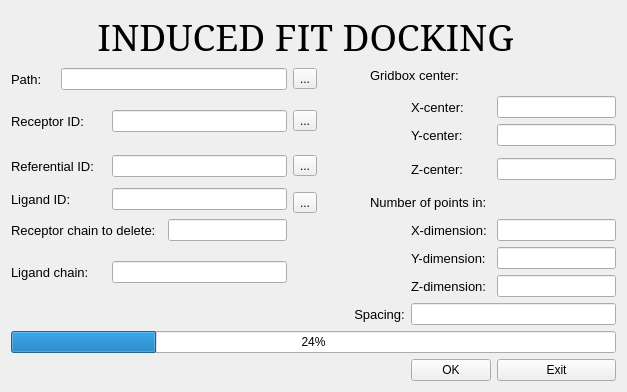
First picture: the form in GUI/back.ui, repository Margarett97/Induced-Fit-Docking, before the edit.
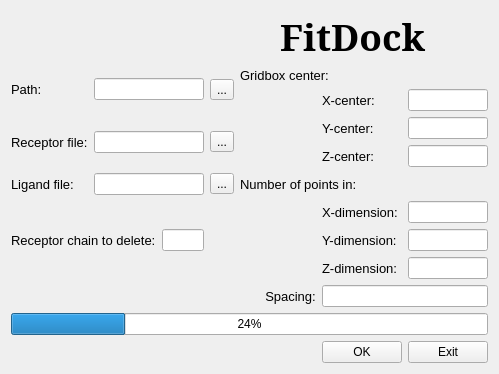
Second picture: the form after the edit.

Diff of the .ui file:
```diff
--- a/GUI/back.ui
+++ b/GUI/back.ui
@@ -6,148 +6,15 @@
    <rect>
     <x>0</x>
     <y>0</y>
-    <width>478</width>
-    <height>269</height>
+    <width>476</width>
+    <height>257</height>
    </rect>
   </property>
   <property name="windowTitle">
    <string>Form</string>
   </property>
   <layout class="QGridLayout" name="gridLayout">
-   <item row="14" column="9" colspan="2">
-    <widget class="QLineEdit" name="spacing_value"/>
-   </item>
-   <item row="6" column="5" rowspan="2">
-    <widget class="QToolButton" name="ReferenceButton">
-     <property name="text">
-      <string>...</string>
-     </property>
-    </widget>
-   </item>
-   <item row="7" column="10">
-    <widget class="QLineEdit" name="z_value"/>
-   </item>
-   <item row="4" column="10">
-    <widget class="QLineEdit" name="x_value"/>
-   </item>
-   <item row="5" column="9">
-    <widget class="QLabel" name="y_center_name">
-     <property name="font">
-      <font>
-       <pointsize>10</pointsize>
-      </font>
-     </property>
-     <property name="text">
-      <string>Y-center:</string>
-     </property>
-    </widget>
-   </item>
-   <item row="9" column="2" rowspan="2" colspan="3">
-    <widget class="QLineEdit" name="ligand_value"/>
-   </item>
-   <item row="7" column="9">
-    <widget class="QLabel" name="z_center_name">
-     <property name="font">
-      <font>
-       <pointsize>10</pointsize>
-      </font>
-     </property>
-     <property name="text">
-      <string>Z-center:</string>
-     </property>
-    </widget>
-   </item>
-   <item row="5" column="10">
-    <widget class="QLineEdit" name="y_value"/>
-   </item>
-   <item row="13" column="9">
-    <widget class="QLabel" name="z_dim_name">
-     <property name="font">
-      <font>
-       <pointsize>10</pointsize>
-      </font>
-     </property>
-     <property name="text">
-      <string>Z-dimension:</string>
-     </property>
-    </widget>
-   </item>
-   <item row="2" column="5" rowspan="2">
-    <widget class="QToolButton" name="PathButton">
-     <property name="text">
-      <string>...</string>
-     </property>
-    </widget>
-   </item>
-   <item row="4" column="5" rowspan="2">
-    <widget class="QToolButton" name="ReceptorButton">
-     <property name="text">
-      <string>...</string>
-     </property>
-    </widget>
-   </item>
-   <item row="14" column="7" colspan="2">
-    <widget class="QLabel" name="spacing_label">
-     <property name="font">
-      <font>
-       <pointsize>10</pointsize>
-      </font>
-     </property>
-     <property name="text">
-      <string>       Spacing:</string>
-     </property>
-    </widget>
-   </item>
-   <item row="2" column="0" rowspan="2">
-    <widget class="QLabel" name="path_name">
-     <property name="font">
-      <font>
-       <pointsize>10</pointsize>
-      </font>
-     </property>
-     <property name="text">
-      <string>Path:</string>
-     </property>
-    </widget>
-   </item>
-   <item row="11" column="4">
-    <widget class="QLineEdit" name="rec_chain_value"/>
-   </item>
-   <item row="16" column="10">
-    <widget class="QPushButton" name="exit2_button">
-     <property name="text">
-      <string>Exit</string>
-     </property>
-    </widget>
-   </item>
-   <item row="11" column="10">
-    <widget class="QLineEdit" name="x_dim_value"/>
-   </item>
-   <item row="12" column="9">
-    <widget class="QLabel" name="y_dim_name">
-     <property name="font">
-      <font>
-       <pointsize>10</pointsize>
-      </font>
-     </property>
-     <property name="text">
-      <string>Y-dimension:</string>
-     </property>
-    </widget>
-   </item>
-   <item row="4" column="9">
-    <widget class="QLabel" name="x_center_name">
-     <property name="font">
-      <font>
-       <pointsize>10</pointsize>
-      </font>
-     </property>
-     <property name="text">
-      <string>X-center:</string>
-     </property>
-    </widget>
-   </item>
-   <item row="0" column="0" rowspan="2" colspan="11">
+   <item row="0" column="0" colspan="7">
     <widget class="QLabel" name="api_name">
      <property name="palette">
       <palette>
@@ -595,54 +462,154 @@
       <font>
        <family>Garamond</family>
        <pointsize>28</pointsize>
-       <weight>50</weight>
-       <bold>false</bold>
+       <weight>75</weight>
+       <bold>true</bold>
       </font>
      </property>
      <property name="frameShape">
       <enum>QFrame::NoFrame</enum>
      </property>
      <property name="text">
-      <string>         INDUCED FIT DOCKING</string>
+      <string>                            FitDock</string>
      </property>
     </widget>
    </item>
-   <item row="12" column="10">
-    <widget class="QLineEdit" name="y_dim_value"/>
-   </item>
-   <item row="16" column="9">
-    <widget class="QPushButton" name="OK_button">
-     <property name="text">
-      <string>OK</string>
-     </property>
-    </widget>
-   </item>
-   <item row="10" column="5">
-    <widget class="QToolButton" name="LigandButton">
-     <property name="text">
-      <string>...</string>
-     </property>
-    </widget>
-   </item>
-   <item row="13" column="10">
-    <widget class="QLineEdit" name="z_dim_value"/>
-   </item>
-   <item row="9" column="0" rowspan="2" colspan="2">
-    <widget class="QLabel" name="ligand_name">
+   <item row="1" column="0" rowspan="2">
+    <widget class="QLabel" name="path_name">
      <property name="font">
       <font>
        <pointsize>10</pointsize>
       </font>
      </property>
      <property name="text">
-      <string>Ligand ID:</string>
+      <string>Path:</string>
      </property>
     </widget>
    </item>
-   <item row="2" column="1" rowspan="2" colspan="4">
+   <item row="1" column="1" rowspan="2" colspan="2">
     <widget class="QLineEdit" name="path_value"/>
    </item>
-   <item row="11" column="9">
+   <item row="1" column="3" rowspan="2">
+    <widget class="QToolButton" name="PathButton">
+     <property name="text">
+      <string>...</string>
+     </property>
+    </widget>
+   </item>
+   <item row="1" column="4" colspan="2">
+    <widget class="QLabel" name="grid_label">
+     <property name="font">
+      <font>
+       <pointsize>10</pointsize>
+      </font>
+     </property>
+     <property name="text">
+      <string>Gridbox center:</string>
+     </property>
+    </widget>
+   </item>
+   <item row="2" column="5">
+    <widget class="QLabel" name="x_center_name">
+     <property name="font">
+      <font>
+       <pointsize>10</pointsize>
+      </font>
+     </property>
+     <property name="text">
+      <string>X-center:</string>
+     </property>
+    </widget>
+   </item>
+   <item row="2" column="6">
+    <widget class="QLineEdit" name="x_value"/>
+   </item>
+   <item row="3" column="0" rowspan="2">
+    <widget class="QLabel" name="receptor_name">
+     <property name="font">
+      <font>
+       <pointsize>10</pointsize>
+      </font>
+     </property>
+     <property name="text">
+      <string>Receptor file:</string>
+     </property>
+    </widget>
+   </item>
+   <item row="3" column="1" rowspan="2" colspan="2">
+    <widget class="QLineEdit" name="receptor_value"/>
+   </item>
+   <item row="3" column="3" rowspan="2">
+    <widget class="QToolButton" name="ReceptorButton">
+     <property name="text">
+      <string>...</string>
+     </property>
+    </widget>
+   </item>
+   <item row="3" column="5">
+    <widget class="QLabel" name="y_center_name">
+     <property name="font">
+      <font>
+       <pointsize>10</pointsize>
+      </font>
+     </property>
+     <property name="text">
+      <string>Y-center:</string>
+     </property>
+    </widget>
+   </item>
+   <item row="3" column="6">
+    <widget class="QLineEdit" name="y_value"/>
+   </item>
+   <item row="4" column="5">
+    <widget class="QLabel" name="z_center_name">
+     <property name="font">
+      <font>
+       <pointsize>10</pointsize>
+      </font>
+     </property>
+     <property name="text">
+      <string>Z-center:</string>
+     </property>
+    </widget>
+   </item>
+   <item row="4" column="6">
+    <widget class="QLineEdit" name="z_value"/>
+   </item>
+   <item row="5" column="0">
+    <widget class="QLabel" name="ligand_name">
+     <property name="font">
+      <font>
+       <pointsize>10</pointsize>
+      </font>
+     </property>
+     <property name="text">
+      <string>Ligand file:</string>
+     </property>
+    </widget>
+   </item>
+   <item row="5" column="1" colspan="2">
+    <widget class="QLineEdit" name="ligand_value"/>
+   </item>
+   <item row="5" column="3">
+    <widget class="QToolButton" name="LigandButton">
+     <property name="text">
+      <string>...</string>
+     </property>
+    </widget>
+   </item>
+   <item row="5" column="4" colspan="2">
+    <widget class="QLabel" name="dim_label">
+     <property name="font">
+      <font>
+       <pointsize>10</pointsize>
+      </font>
+     </property>
+     <property name="text">
+      <string>Number of points in:</string>
+     </property>
+    </widget>
+   </item>
+   <item row="6" column="5">
     <widget class="QLabel" name="x_dim_name">
      <property name="font">
       <font>
@@ -654,91 +621,87 @@
      </property>
     </widget>
    </item>
-   <item row="15" column="0" colspan="11">
+   <item row="6" column="6">
+    <widget class="QLineEdit" name="x_dim_value"/>
+   </item>
+   <item row="7" column="0" colspan="2">
+    <widget class="QLabel" name="rec_chain_name">
+     <property name="font">
+      <font>
+       <pointsize>10</pointsize>
+      </font>
+     </property>
+     <property name="text">
+      <string>Receptor chain to delete:</string>
+     </property>
+    </widget>
+   </item>
+   <item row="7" column="2">
+    <widget class="QLineEdit" name="rec_chain_value"/>
+   </item>
+   <item row="7" column="5">
+    <widget class="QLabel" name="y_dim_name">
+     <property name="font">
+      <font>
+       <pointsize>10</pointsize>
+      </font>
+     </property>
+     <property name="text">
+      <string>Y-dimension:</string>
+     </property>
+    </widget>
+   </item>
+   <item row="7" column="6">
+    <widget class="QLineEdit" name="y_dim_value"/>
+   </item>
+   <item row="8" column="5">
+    <widget class="QLabel" name="z_dim_name">
+     <property name="font">
+      <font>
+       <pointsize>10</pointsize>
+      </font>
+     </property>
+     <property name="text">
+      <string>Z-dimension:</string>
+     </property>
+    </widget>
+   </item>
+   <item row="8" column="6">
+    <widget class="QLineEdit" name="z_dim_value"/>
+   </item>
+   <item row="9" column="4">
+    <widget class="QLabel" name="spacing_label">
+     <property name="font">
+      <font>
+       <pointsize>10</pointsize>
+      </font>
+     </property>
+     <property name="text">
+      <string>       Spacing:</string>
+     </property>
+    </widget>
+   </item>
+   <item row="9" column="5" colspan="2">
+    <widget class="QLineEdit" name="spacing_value"/>
+   </item>
+   <item row="10" column="0" colspan="7">
     <widget class="QProgressBar" name="progressBar">
      <property name="value">
       <number>24</number>
      </property>
     </widget>
    </item>
-   <item row="10" column="8" colspan="2">
-    <widget class="QLabel" name="dim_label">
-     <property name="font">
-      <font>
-       <pointsize>10</pointsize>
-      </font>
-     </property>
+   <item row="11" column="5">
+    <widget class="QPushButton" name="OK_button">
      <property name="text">
-      <string>Number of points in:</string>
+      <string>OK</string>
      </property>
     </widget>
    </item>
-   <item row="12" column="0" rowspan="2" colspan="2">
-    <widget class="QLabel" name="lig_chamin_name">
-     <property name="font">
-      <font>
-       <pointsize>10</pointsize>
-      </font>
-     </property>
+   <item row="11" column="6">
+    <widget class="QPushButton" name="exit2_button">
      <property name="text">
-      <string>Ligand chain:</string>
-     </property>
-    </widget>
-   </item>
-   <item row="12" column="2" rowspan="2" colspan="3">
-    <widget class="QLineEdit" name="lig_chain_value"/>
-   </item>
-   <item row="6" column="0" rowspan="2" colspan="2">
-    <widget class="QLabel" name="ref_name">
-     <property name="font">
-      <font>
-       <pointsize>10</pointsize>
-      </font>
-     </property>
-     <property name="text">
-      <string>Referential ID:</string>
-     </property>
-    </widget>
-   </item>
-   <item row="6" column="2" rowspan="2" colspan="3">
-    <widget class="QLineEdit" name="ref_value"/>
-   </item>
-   <item row="4" column="0" rowspan="2" colspan="2">
-    <widget class="QLabel" name="receptor_name">
-     <property name="font">
-      <font>
-       <pointsize>10</pointsize>
-      </font>
-     </property>
-     <property name="text">
-      <string>Receptor ID:</string>
-     </property>
-    </widget>
-   </item>
-   <item row="4" column="2" rowspan="2" colspan="3">
-    <widget class="QLineEdit" name="receptor_value"/>
-   </item>
-   <item row="11" column="0" colspan="3">
-    <widget class="QLabel" name="rec_chain_name">
-     <property name="font">
-      <font>
-       <pointsize>10</pointsize>
-      </font>
-     </property>
-     <property name="text">
-      <string>Receptor chain to delete:</string>
-     </property>
-    </widget>
-   </item>
-   <item row="2" column="8" colspan="2">
-    <widget class="QLabel" name="grid_label">
-     <property name="font">
-      <font>
-       <pointsize>10</pointsize>
-      </font>
-     </property>
-     <property name="text">
-      <string>Gridbox center:</string>
+      <string>Exit</string>
      </property>
     </widget>
    </item>
```
